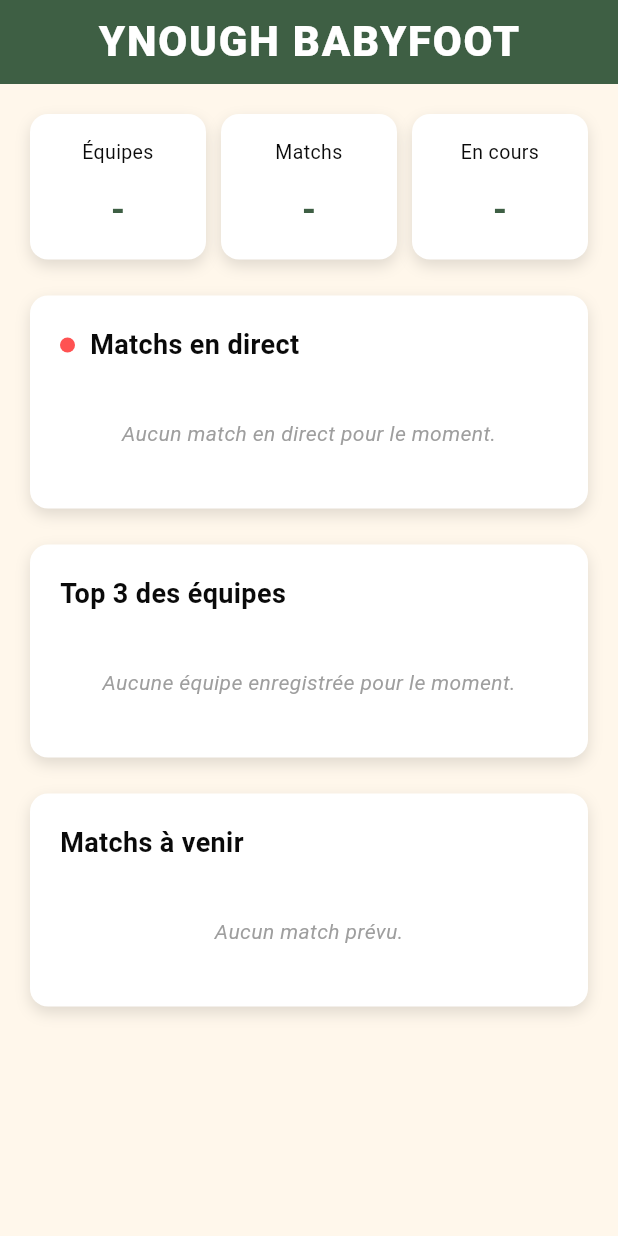
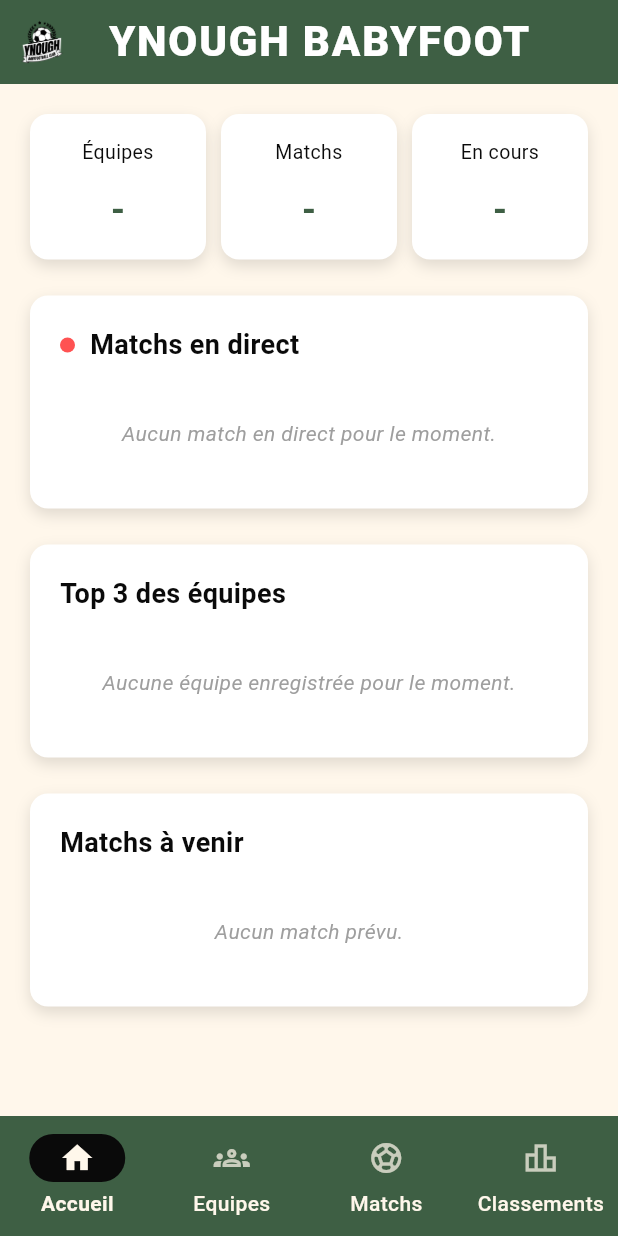
Before and after one commit to Ynough-Corporation/Ynough_dev, a Flutter app: the HomeScreen screen opened directly, on a phone screen of 412 x 824 dp. Run offline on Flutter 3.47's test engine with Material 3 defaults, Android fonts, the phone set to English and light mode, and no system bars.

Commit message:
feat(homeScreen): navbar added on the home page

```diff
--- a/Ynough/lib/screen/home_screen.dart
+++ b/Ynough/lib/screen/home_screen.dart
@@ -3,9 +3,15 @@ import '../widgets/stat_card.dart';
 import '../widgets/top_teams_card.dart';
 import '../widgets/next_matches_card.dart';
 import '../widgets/live_matches_card.dart';
+class HomeScreen extends StatefulWidget {
+  const HomeScreen({super.key});
 
-class HomeScreen extends StatelessWidget {
-  const HomeScreen({super.key});
+  @override
+  State<HomeScreen> createState() => _HomeScreenState();
+}
+
+class _HomeScreenState extends State<HomeScreen> {
+  int _selectedIndex = 0;
 
   // Logique backend
   // Statistiques globales
@@ -27,7 +33,11 @@ class HomeScreen extends StatelessWidget {
       backgroundColor: const Color(0xFFFFF7EB),
       appBar: AppBar(
         backgroundColor: const Color(0xFF3E5F44),
-        title: Text(
+        leading: Padding(
+          padding: const EdgeInsets.all(8.0),
+          child: Image.asset('images/Logo-transparent.png'),
+        ),
+        title: const Text(
           "YNOUGH BABYFOOT",
           style: TextStyle(
             color: const Color.fromARGB(255, 255, 255, 255),
@@ -73,6 +83,36 @@ class HomeScreen extends StatelessWidget {
           ],
         ),
       ),
+      bottomNavigationBar: NavigationBar(
+        selectedIndex: _selectedIndex,
+        onDestinationSelected: (int index) {
+          setState(() {
+            _selectedIndex = index;
+          });
+        },
+        destinations: const [
+          NavigationDestination(
+            icon: Icon(Icons.home_outlined),
+            selectedIcon: Icon(Icons.home),
+            label: 'Accueil',
+          ),
+          NavigationDestination(
+            icon: Icon(Icons.groups_outlined),
+            selectedIcon: Icon(Icons.groups),
+            label: 'Equipes',
+          ),
+          NavigationDestination(
+            icon: Icon(Icons.sports_soccer_outlined),
+            selectedIcon: Icon(Icons.sports_soccer),
+            label: 'Matchs',
+          ),
+          NavigationDestination(
+            icon: Icon(Icons.leaderboard_outlined),
+            selectedIcon: Icon(Icons.leaderboard),
+            label: 'Classements',
+          ),
+        ],
+      ),
     );
   }
 }
```
